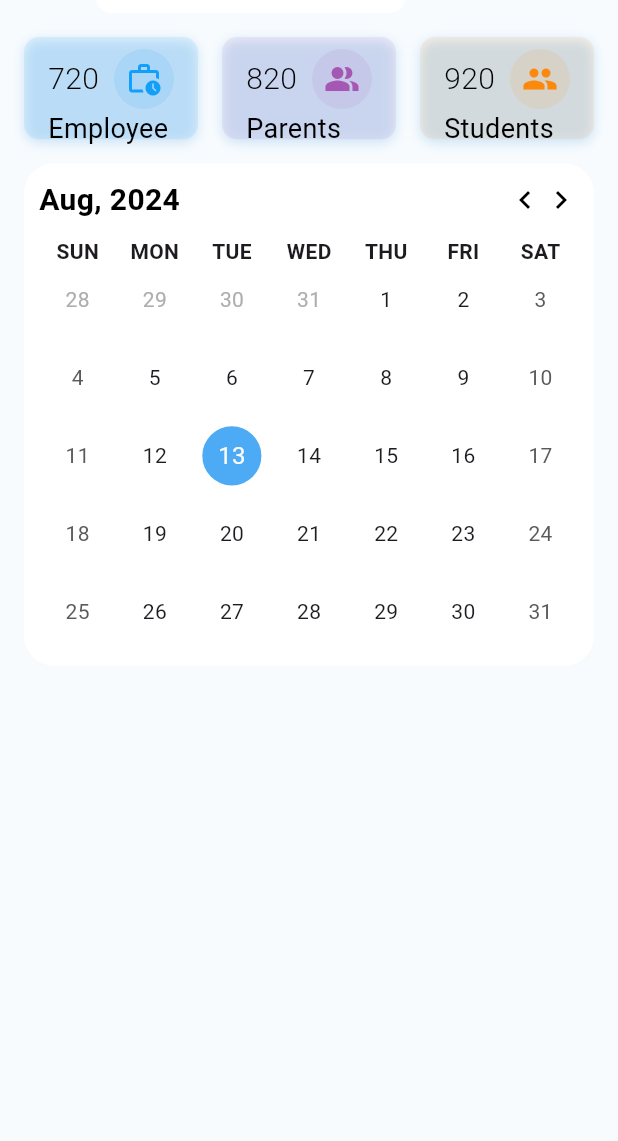
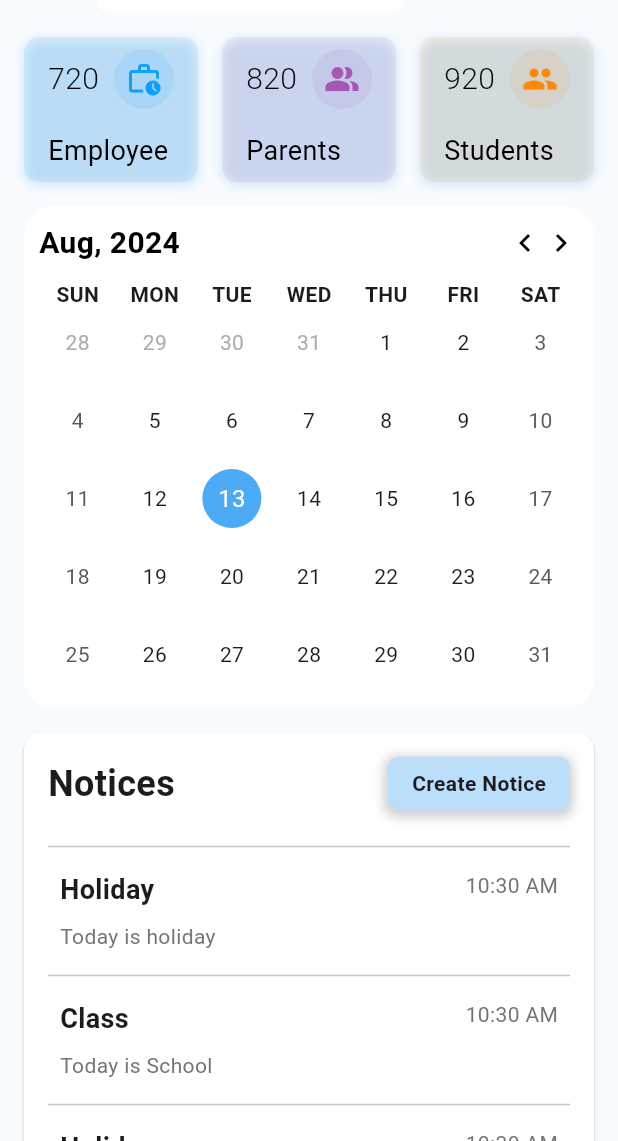
Before and after one commit to simrant27/Eskool, a Flutter app: the screen it shows after launch, on a phone screen of 412 x 824 dp, the part 95-1236 px from its top. Run offline on Flutter 3.47's test engine with Material 3 defaults, Android fonts, the phone set to English and light mode, and no system bars; drawn by our look-alikes of table_calendar; our stand-ins replace flutter_svg.

Commit message:
notice section added

```diff
--- a/lib/Screens/admin/admindashboard.dart
+++ b/lib/Screens/admin/admindashboard.dart
@@ -2,7 +2,7 @@ import 'package:eskool/Screens/admin/components/dashboard_content.dart';
 import 'package:eskool/constants/constants.dart';
 import 'package:eskool/constants/responsive.dart';
 import 'package:flutter/material.dart';
-import 'package:flutter/rendering.dart';
+// import 'package:flutter/rendering.dart';
 
 import '../../controllers/drawerController.dart';
 import 'components/drawerMenu.dart';
--- a/lib/Screens/admin/components/analyticCards.dart
+++ b/lib/Screens/admin/components/analyticCards.dart
@@ -16,9 +16,9 @@ class AnalyticCards extends StatelessWidget {
     return Container(
       child: Responsive(
         mobile: AnalyticInfoCardGridView(
-            // crossAxisCount: size.width < 800 ? 2 : 3,
-            // childAspectRatio: size.width < 800 ? 1.7 : 1.5,
-            ),
+          // crossAxisCount: size.width < 800 ? 2 : 3,
+          childAspectRatio: size.width < 500 ? 1.2 : 1.7,
+        ),
         tablet: AnalyticInfoCardGridView(),
         desktop: AnalyticInfoCardGridView(),
       ),
--- a/lib/Screens/admin/components/calenderWidget.dart
+++ b/lib/Screens/admin/components/calenderWidget.dart
@@ -49,7 +49,7 @@ class _CalenderWidgetState extends State<CalenderWidget> {
                       onTap: () {
                         setState(() {
                           _focusedDay =
-                              DateTime(_focusedDay.year, _focusedDay.month - 1);
+                              DateTime(_focusedDay.year, _focusedDay.month + 1);
                         });
                       },
                       child: Icon(
--- a/lib/Screens/admin/components/dashboard_content.dart
+++ b/lib/Screens/admin/components/dashboard_content.dart
@@ -1,10 +1,12 @@
 import 'package:eskool/Screens/admin/components/customAppbar.dart';
 import 'package:eskool/constants/constants.dart';
 import 'package:eskool/constants/responsive.dart';
+import 'package:eskool/data/noticedata.dart';
 import 'package:flutter/material.dart';
 
 import 'analyticCards.dart';
 import 'calenderWidget.dart';
+import 'noticewidget.dart';
 
 class DashboardContent extends StatelessWidget {
   const DashboardContent({super.key});
@@ -32,7 +34,10 @@ class DashboardContent extends StatelessWidget {
                           SizedBox(
                             height: appPadding,
                           ),
-                        if (Responsive.isMobile(context)) CalenderWidget()
+                        if (Responsive.isMobile(context)) CalenderWidget(),
+                        NoticeWidget(
+                          noticeData: noticeData,
+                        ),
                       ],
                     )),
                 if (!Responsive.isMobile(context))
@@ -43,7 +48,7 @@ class DashboardContent extends StatelessWidget {
                   Expanded(
                     flex: 2,
                     child: CalenderWidget(),
-                  )
+                  ),
               ],
             ),
           ],
--- /dev/null
+++ b/lib/Screens/admin/components/noticeDetailPage.dart
@@ -0,0 +1,44 @@
+import 'package:flutter/material.dart';
+import 'package:eskool/models/notice_info_model.dart';
+
+class NoticeDetailsPage extends StatelessWidget {
+  final NoticeInfoModel notice;
+
+  const NoticeDetailsPage({super.key, required this.notice});
+
+  @override
+  Widget build(BuildContext context) {
+    return Scaffold(
+      appBar: AppBar(
+        title: Text(notice.title),
+      ),
+      body: Padding(
+        padding: const EdgeInsets.all(16.0),
+        child: Column(
+          crossAxisAlignment: CrossAxisAlignment.start,
+          children: [
+            Text(
+              'Date: ${notice.date.toLocal()}',
+              style: TextStyle(fontSize: 16, fontWeight: FontWeight.bold),
+            ),
+            SizedBox(height: 16),
+            Text(
+              'Title: ${notice.title}',
+              style: TextStyle(fontSize: 20, fontWeight: FontWeight.bold),
+            ),
+            SizedBox(height: 16),
+            Text(
+              'Description:',
+              style: TextStyle(fontSize: 18, fontWeight: FontWeight.bold),
+            ),
+            SizedBox(height: 8),
+            Text(
+              notice.description,
+              style: TextStyle(fontSize: 16),
+            ),
+          ],
+        ),
+      ),
+    );
+  }
+}
--- /dev/null
+++ b/lib/Screens/admin/components/noticewidget.dart
@@ -0,0 +1,135 @@
+import 'package:eskool/Screens/admin/components/noticeDetailPage.dart';
+import 'package:eskool/Screens/admin/create_notice_page.dart';
+import 'package:eskool/constants/constants.dart';
+import 'package:flutter/material.dart';
+import 'package:eskool/models/notice_info_model.dart';
+import 'package:intl/intl.dart';
+
+class NoticeWidget extends StatelessWidget {
+  final List<NoticeInfoModel> noticeData;
+
+  const NoticeWidget({super.key, required this.noticeData});
+
+  @override
+  Widget build(BuildContext context) {
+    return Card(
+      color: secondaryColor,
+      margin: EdgeInsets.symmetric(vertical: appPadding),
+      child: Padding(
+        padding: const EdgeInsets.all(appPadding),
+        child: Column(
+          crossAxisAlignment: CrossAxisAlignment.start,
+          children: [
+            Row(
+              mainAxisAlignment: MainAxisAlignment.spaceBetween,
+              children: [
+                Text(
+                  "Notices",
+                  style: TextStyle(fontSize: 24, fontWeight: FontWeight.bold),
+                ),
+                InkWell(
+                  onTap: () {
+                    Navigator.push(
+                        context,
+                        MaterialPageRoute(
+                            builder: (context) => CreateNoticePage()));
+                  },
+                  child: Container(
+                      padding:
+                          EdgeInsets.symmetric(vertical: 8.0, horizontal: 16.0),
+                      decoration: BoxDecoration(
+                          color: Colors.blue[100], // Button color
+                          borderRadius: BorderRadius.circular(8.0),
+                          boxShadow: [
+                            BoxShadow(
+                              color: Colors.grey.withOpacity(0.5),
+                              spreadRadius: 2,
+                              blurRadius: 5,
+                              offset: Offset(0, 2),
+                            )
+                          ]),
+                      child: Text(
+                        "Create Notice",
+                        style: TextStyle(fontWeight: FontWeight.bold),
+                      )),
+                ),
+              ],
+            ),
+            SizedBox(
+              height: 16,
+            ),
+            Divider(),
+            Column(
+              children: noticeData.asMap().entries.map((entry) {
+                final index = entry.key;
+                final notice = entry.value;
+
+                return Column(
+                  children: [
+                    GestureDetector(
+                      onTap: () {
+                        Navigator.push(
+                          context,
+                          MaterialPageRoute(
+                            builder: (context) =>
+                                NoticeDetailsPage(notice: notice),
+                          ),
+                        );
+                      },
+                      child: Padding(
+                        padding: const EdgeInsets.all(8.0),
+                        child: Row(
+                          crossAxisAlignment: CrossAxisAlignment.start,
+                          children: [
+                            Expanded(
+                              flex: 3,
+                              child: Column(
+                                crossAxisAlignment: CrossAxisAlignment.start,
+                                children: [
+                                  Text(
+                                    notice.title,
+                                    style: TextStyle(
+                                      fontSize: 18,
+                                      fontWeight: FontWeight.bold,
+                                    ),
+                                  ),
+                                  SizedBox(height: 8.0),
+                                  Text(
+                                    notice.description,
+                                    maxLines: 1,
+                                    overflow: TextOverflow.ellipsis,
+                                    style: TextStyle(
+                                      fontSize: 14,
+                                      color: Colors.grey[600],
+                                    ),
+                                  ),
+                                ],
+                              ),
+                            ),
+                            Expanded(
+                                flex: 1,
+                                child: Align(
+                                  alignment: Alignment.centerRight,
+                                  child: Text(
+                                    DateFormat('hh:mm a').format(notice.date),
+                                    style: TextStyle(
+                                      fontSize: 14,
+                                      color: Colors.grey[600],
+                                    ),
+                                  ),
+                                ))
+                          ],
+                        ),
+                      ),
+                    ),
+                    if (index < noticeData.length - 1) Divider(),
+                  ],
+                );
+              }).toList(),
+            )
+          ],
+        ),
+      ),
+    );
+  }
+}
--- /dev/null
+++ b/lib/Screens/admin/create_notice_page.dart
@@ -0,0 +1,10 @@
+import 'package:flutter/material.dart';
+
+class CreateNoticePage extends StatelessWidget {
+  const CreateNoticePage({super.key});
+
+  @override
+  Widget build(BuildContext context) {
+    return const Placeholder();
+  }
+}
--- /dev/null
+++ b/lib/data/noticedata.dart
@@ -0,0 +1,17 @@
+import 'package:eskool/models/notice_info_model.dart';
+import 'package:flutter/material.dart';
+
+List<NoticeInfoModel> noticeData = [
+  NoticeInfoModel(
+      date: DateTime.now(), title: "Holiday", description: "Today is holiday"),
+  NoticeInfoModel(
+      date: DateTime.now(), title: "Class ", description: "Today is School"),
+  NoticeInfoModel(
+      date: DateTime.now(), title: "Holiday", description: "Today is holiday"),
+  NoticeInfoModel(
+      date: DateTime.now(), title: "Class ", description: "Today is School"),
+  NoticeInfoModel(
+      date: DateTime.now(), title: "Holiday", description: "Today is holiday"),
+  NoticeInfoModel(
+      date: DateTime.now(), title: "Class ", description: "Today is School"),
+];
--- /dev/null
+++ b/lib/models/notice_info_model.dart
@@ -0,0 +1,10 @@
+import 'package:flutter/material.dart';
+
+class NoticeInfoModel {
+  final DateTime date;
+  final String title;
+  final String description;
+
+  NoticeInfoModel(
+      {required this.date, required this.title, required this.description});
+}
```
